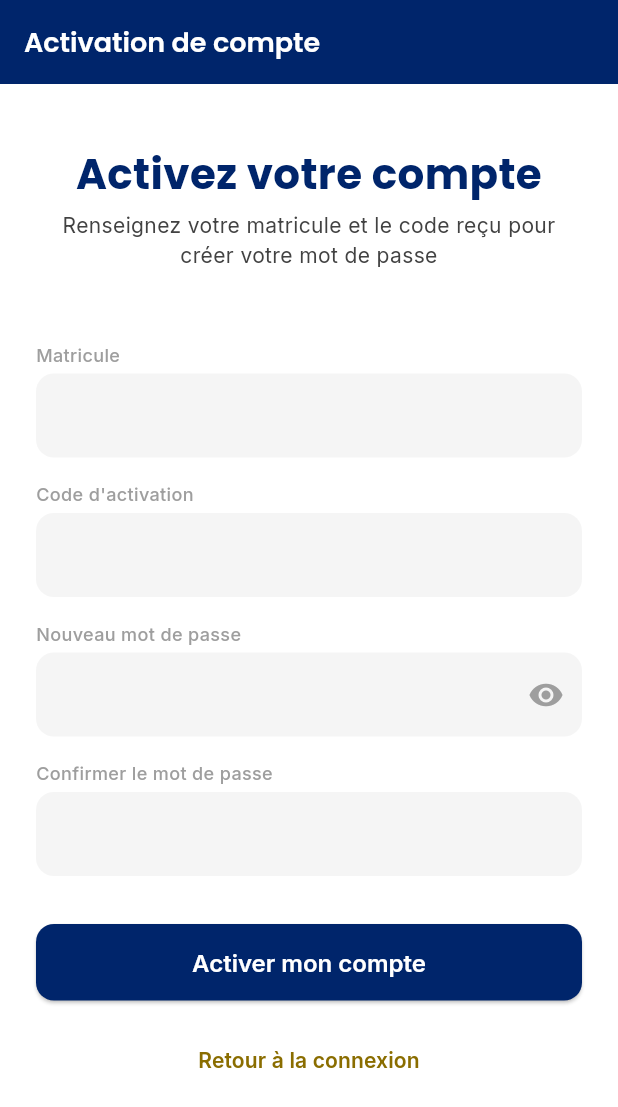
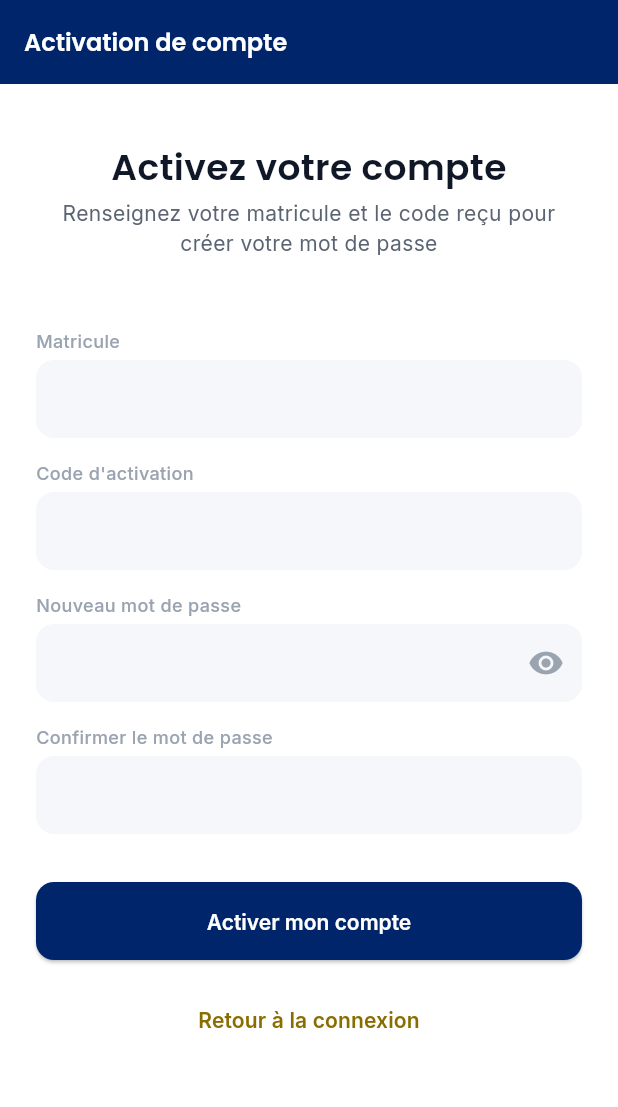
Before and after one commit to dirambedimboumbeguymbouess2001-hue/ipea-app, a Flutter app: the ActivationScreen screen opened by its route, on a phone screen of 412 x 824 dp. Shown: the top 1107 px of the screen. Run offline on Flutter 3.47's test engine with Material 3 defaults, Android fonts, the phone set to English and light mode, and no system bars; our stand-ins replace go_router, google_fonts, shared_preferences; accounts and stored records are empty.

Commit message:
Mise en conformite stricte avec la charte graphique : couleurs, typographie, espacements exacts, icone d'application (colonne et etoile sur fond marine)

```diff
--- a/lib/core/theme/app_colors.dart
+++ b/lib/core/theme/app_colors.dart
@@ -1,28 +1,41 @@
 import 'package:flutter/material.dart';
 
-/// Palette de couleurs officielle de l'identité IPEA.
-/// Toute couleur utilisée dans l'application doit provenir de cette classe —
-/// aucune valeur hexadécimale ne doit être codée en dur ailleurs.
+/// Palette de couleurs officielle de l'identité IPEA, conforme au document
+/// BTS-CG-2026-01. Toute couleur utilisée dans l'application doit provenir
+/// de cette classe — aucune valeur hexadécimale ne doit être codée en dur
+/// ailleurs. Aucune couleur hors de cette palette n'est autorisée.
 class AppColors {
-  AppColors._(); // Empêche l'instanciation, cette classe est un simple conteneur de constantes
+  AppColors._();
 
-  // Couleurs de marque
-  static const Color marine = Color(0xFF00256B);
-  static const Color or = Color(0xFFEDD046);
+  // --- Couleurs de marque ---
+  static const Color marine = Color(0xFF00256B); // Primaire — Marine IPEA
+  static const Color marineClair = Color(0xFF1B4FA8); // Primaire clair
+  static const Color marineTresClair = Color(0xFFE6EDF8); // Primaire très clair
+  static const Color or = Color(0xFFEDD046); // Accent — Or IPEA
 
-  // Variante foncée de l'or, à utiliser pour tout texte ou icône
-  // sur fond clair (l'or standard n'offre pas assez de contraste).
+  // Règle impérative de la charte : l'or standard n'a pas assez de
+  // contraste sur fond blanc. Toujours utiliser orFonce pour du texte
+  // ou une icône posée sur fond clair.
   static const Color orFonce = Color(0xFF8A6D00);
 
-  // Couleurs neutres
-  static const Color blanc = Color(0xFFFFFFFF);
-  static const Color noir = Color(0xFF000000);
-  static const Color grisClair = Color(0xFFF5F5F5);
-  static const Color grisMoyen = Color(0xFF9E9E9E);
-  static const Color grisFonce = Color(0xFF424242);
+  // --- Couleurs neutres ---
+  static const Color fondApplication = Color(0xFFF6F7FA);
+  static const Color surface = Color(0xFFFFFFFF);
+  static const Color bordure = Color(0xFFE2E6EC);
+  static const Color texteFPrincipal = Color(0xFF101828);
+  static const Color texteSecondaire = Color(0xFF5B6472);
+  static const Color texteDesactive = Color(0xFF9AA3B0);
 
-  // Couleurs sémantiques (succès, erreur, avertissement)
-  static const Color succes = Color(0xFF2E7D32);
-  static const Color erreur = Color(0xFFC62828);
-  static const Color avertissement = Color(0xFFF9A825);
+  // Alias conservés pour compatibilité avec le code déjà écrit
+  static const Color blanc = surface;
+  static const Color noir = texteFPrincipal;
+  static const Color grisClair = fondApplication;
+  static const Color grisMoyen = texteDesactive;
+  static const Color grisFonce = texteFPrincipal;
+
+  // --- Couleurs fonctionnelles ---
+  static const Color succes = Color(0xFF16A34A);
+  static const Color avertissement = Color(0xFFD97706); // "Alerte" dans la charte
+  static const Color erreur = Color(0xFFDC2626);
+  static const Color information = Color(0xFF1B4FA8);
 }
--- a/lib/core/theme/app_spacing.dart
+++ b/lib/core/theme/app_spacing.dart
@@ -1,20 +1,23 @@
-/// Espacements et rayons de bordure standardisés de l'application.
-/// Utiliser ces constantes plutôt que des valeurs numériques codées
-/// en dur, pour garantir une cohérence visuelle sur tous les écrans.
+/// Espacements et rayons de bordure, conformes à la section 5 de la
+/// charte graphique (BTS-CG-2026-01). Toutes les valeurs dérivent d'une
+/// base de 8 points. Utiliser ces constantes plutôt que des valeurs
+/// numériques codées en dur.
 class AppSpacing {
   AppSpacing._();
 
-  // Espacements (padding, margin, gap)
   static const double xs = 4;
   static const double sm = 8;
   static const double md = 16;
   static const double lg = 24;
   static const double xl = 32;
+
+  // Conservé pour compatibilité avec le code déjà écrit (non prévu par
+  // la charte, mais utile ponctuellement pour des respirations plus
+  // marquées — ex: écran de démarrage).
   static const double xxl = 48;
 
-  // Rayons de bordure (cards, boutons, champs de texte)
-  static const double radiusSmall = 8;
-  static const double radiusMedium = 12;
-  static const double radiusLarge = 16;
-  static const double radiusFull = 999; // pour les éléments parfaitement arrondis
+  static const double radiusSmall = 8; // badges, puces de statut
+  static const double radiusMedium = 12; // champs de saisie, boutons
+  static const double radiusLarge = 16; // cartes, feuilles modales
+  static const double radiusFull = 999;
 }
--- a/lib/core/theme/app_typography.dart
+++ b/lib/core/theme/app_typography.dart
@@ -2,61 +2,81 @@ import 'package:flutter/material.dart';
 import 'package:google_fonts/google_fonts.dart';
 import 'app_colors.dart';
 
-/// Styles de texte officiels de l'application.
-/// Poppins pour les titres, Inter pour le texte courant, conformément
-/// à la charte graphique IPEA. Ne jamais appliquer un TextStyle codé
-/// en dur ailleurs dans l'application — toujours passer par cette classe.
+/// Styles de texte officiels, conformes à l'échelle typographique exacte
+/// du document BTS-CG-2026-01 (section 4.1). Poppins pour les titres et
+/// le chiffre principal, Inter pour tout le reste. Aucune taille en
+/// dessous de 12 sp n'est autorisée par la charte.
 class AppTypography {
   AppTypography._();
 
-  // Titres (Poppins)
-  static TextStyle get h1 => GoogleFonts.poppins(
-        fontSize: 28,
+  /// Display — 32sp Bold — chiffre principal du tableau de bord
+  /// (moyenne, solde). Seul usage autorisé par la charte.
+  static TextStyle get display => GoogleFonts.poppins(
+        fontSize: 32,
         fontWeight: FontWeight.w700,
-        color: AppColors.marine,
+        height: 40 / 32,
+        color: AppColors.texteFPrincipal,
       );
 
-  static TextStyle get h2 => GoogleFonts.poppins(
-        fontSize: 22,
+  /// Titre 1 — 24sp SemiBold — titre d'écran
+  static TextStyle get h1 => GoogleFonts.poppins(
+        fontSize: 24,
         fontWeight: FontWeight.w600,
-        color: AppColors.marine,
+        height: 32 / 24,
+        color: AppColors.texteFPrincipal,
       );
 
-  static TextStyle get h3 => GoogleFonts.poppins(
-        fontSize: 18,
+  /// Titre 2 — 20sp SemiBold — titre de section
+  static TextStyle get h2 => GoogleFonts.poppins(
+        fontSize: 20,
         fontWeight: FontWeight.w600,
-        color: AppColors.marine,
+        height: 28 / 20,
+        color: AppColors.texteFPrincipal,
       );
 
-  // Texte courant (Inter)
+  /// Titre 3 — 16sp SemiBold — titre de carte, nom de matière
+  static TextStyle get h3 => GoogleFonts.poppins(
+        fontSize: 16,
+        fontWeight: FontWeight.w600,
+        height: 24 / 16,
+        color: AppColors.texteFPrincipal,
+      );
+
+  /// Corps — 14sp Regular — texte courant, valeurs
   static TextStyle get bodyLarge => GoogleFonts.inter(
-        fontSize: 16,
+        fontSize: 14,
         fontWeight: FontWeight.w400,
-        color: AppColors.grisFonce,
+        height: 20 / 14,
+        color: AppColors.texteFPrincipal,
       );
 
   static TextStyle get bodyMedium => GoogleFonts.inter(
         fontSize: 14,
         fontWeight: FontWeight.w400,
-        color: AppColors.grisFonce,
+        height: 20 / 14,
+        color: AppColors.texteSecondaire,
       );
 
+  /// Légende — 12sp Regular — métadonnées, dates, mentions
   static TextStyle get bodySmall => GoogleFonts.inter(
         fontSize: 12,
         fontWeight: FontWeight.w400,
-        color: AppColors.grisMoyen,
+        height: 16 / 12,
+        color: AppColors.texteSecondaire,
       );
 
-  // Boutons et libellés
+  /// Bouton — 14sp SemiBold — libellés d'actions
   static TextStyle get bouton => GoogleFonts.inter(
-        fontSize: 16,
+        fontSize: 14,
         fontWeight: FontWeight.w600,
-        color: AppColors.blanc,
+        height: 20 / 14,
+        color: AppColors.surface,
       );
 
   static TextStyle get libelle => GoogleFonts.inter(
         fontSize: 12,
         fontWeight: FontWeight.w500,
-        color: AppColors.grisMoyen,
+        height: 16 / 12,
+        color: AppColors.texteDesactive,
       );
 }
```
Also changed, not shown: pubspec.yaml (+7 -0 lines), assets/icon/app_icon.png (added), pubspec.lock, 5 other files.
